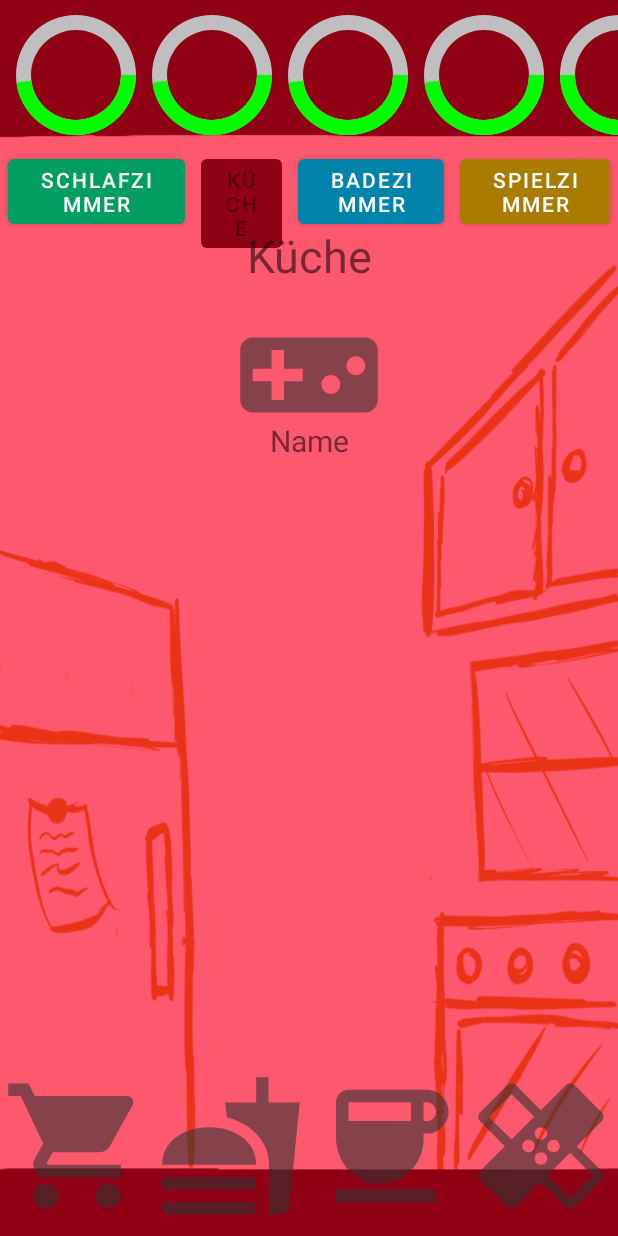
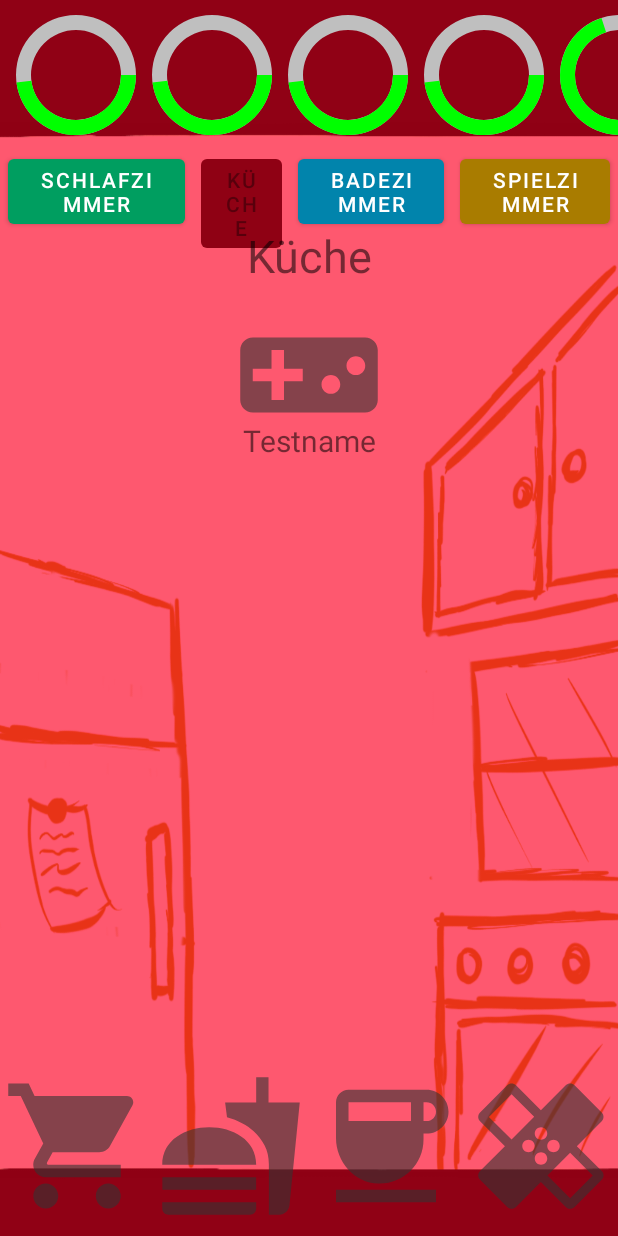
Before and after one commit to Puelro/Tamagochi, an Android app: the Game screen opened directly, with no data from a screen before it, on a phone screen of 412 x 824 dp. Run offline under Robolectric (Android 15) with nearby library versions, the phone set to English and light mode, and no system bars.

Commit message:
Name dynamisch anzeigen lassen

```diff
--- a/app/src/main/java/com/example/tamagochi/Game.java
+++ b/app/src/main/java/com/example/tamagochi/Game.java
@@ -28,8 +28,9 @@ public class Game extends AppCompatActivity {
     int counter = 0;
     int interval = 1;
 
-    /**TextView to indicate the current room*/
+    /**TextViews*/
     private TextView textViewRoom;
+    private TextView textViewName;
 
     /**LinearLayout to change the Background*/
     LinearLayout root;
@@ -49,19 +50,21 @@ public class Game extends AppCompatActivity {
     private ImageButton buttonPet;
     private ImageButton buttonWash;
 
-    @Override
+    /*@Override
     protected void onStart() {
         super.onStart();
-    }
+    }*/
 
     @Override
     protected void onCreate(Bundle savedInstanceState) {
         super.onCreate(savedInstanceState);
         setContentView(R.layout.activity_game);
 
-        myPet = new Pet("Peter", 30,30,30,30,100,true,0);
+        myPet = new Pet("Testname", 50,50,50,50,70,true,0);
 
         textViewRoom = findViewById(R.id.tvRoom);
+        textViewName = findViewById(R.id.tvName);
+        textViewName.setText(myPet.getName());
         root=(LinearLayout)findViewById(R.id.root);
 
         progressBarManager = new ProgressBarManager(this);
--- a/app/src/main/java/com/example/tamagochi/Pet.java
+++ b/app/src/main/java/com/example/tamagochi/Pet.java
@@ -33,18 +33,11 @@ public class Pet {
      */
     public Pet(String _name, int _hunger, int _energy, int _cleanliness, int _happiness, int _health, boolean _isAlive, int _awayTime){
         name = _name;
-        /*hunger = _hunger;
+        hunger = _hunger;
         energy = _energy;
         cleanliness = _cleanliness;
         happiness = _happiness;
         health = _health;
-        isAlive = _isAlive;
-        awayTime = _awayTime;*/
-        hunger = 50;
-        energy = 50;
-        cleanliness = 50;
-        happiness = 50;
-        health = 50;
         isAlive = _isAlive;
         awayTime = _awayTime;
     }
@@ -114,7 +107,7 @@ public class Pet {
 
     //TODO save() - Methode
 
-    /** all get-Methods */
+    /**get-Methods*/
     public String getName() { return name; }
 
     public int getHunger() { return hunger; }
--- a/app/src/main/res/layout/activity_game.xml
+++ b/app/src/main/res/layout/activity_game.xml
@@ -195,7 +195,7 @@
             android:src="@drawable/game" />
 
         <TextView
-            android:id="@+id/textView"
+            android:id="@+id/tvName"
             android:layout_width="match_parent"
             android:layout_height="wrap_content"
             android:layout_marginTop="280dp"
```
